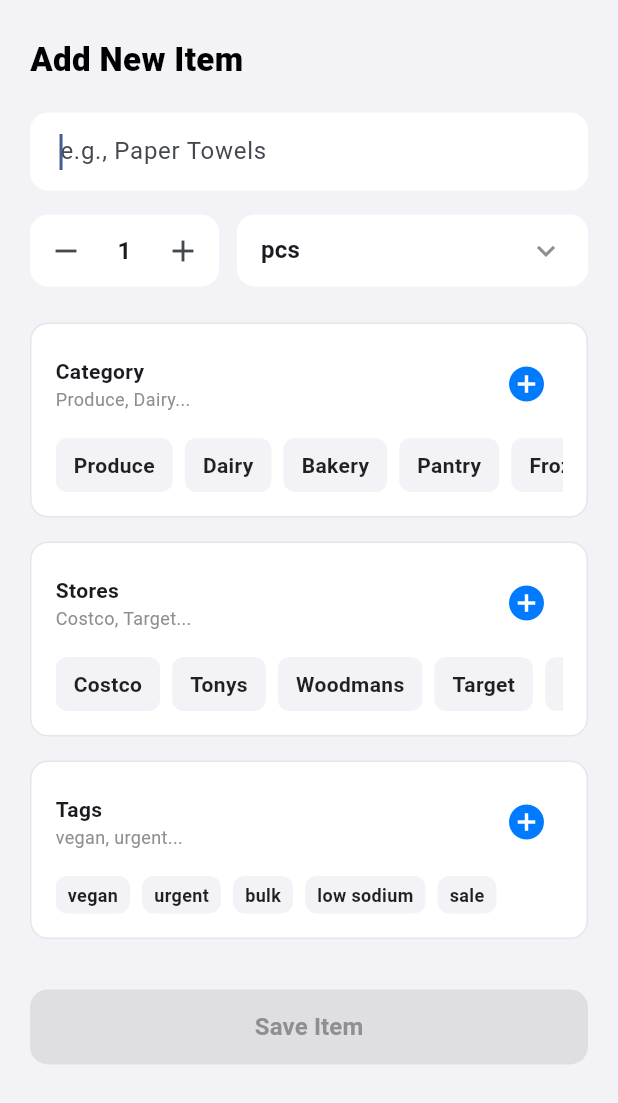
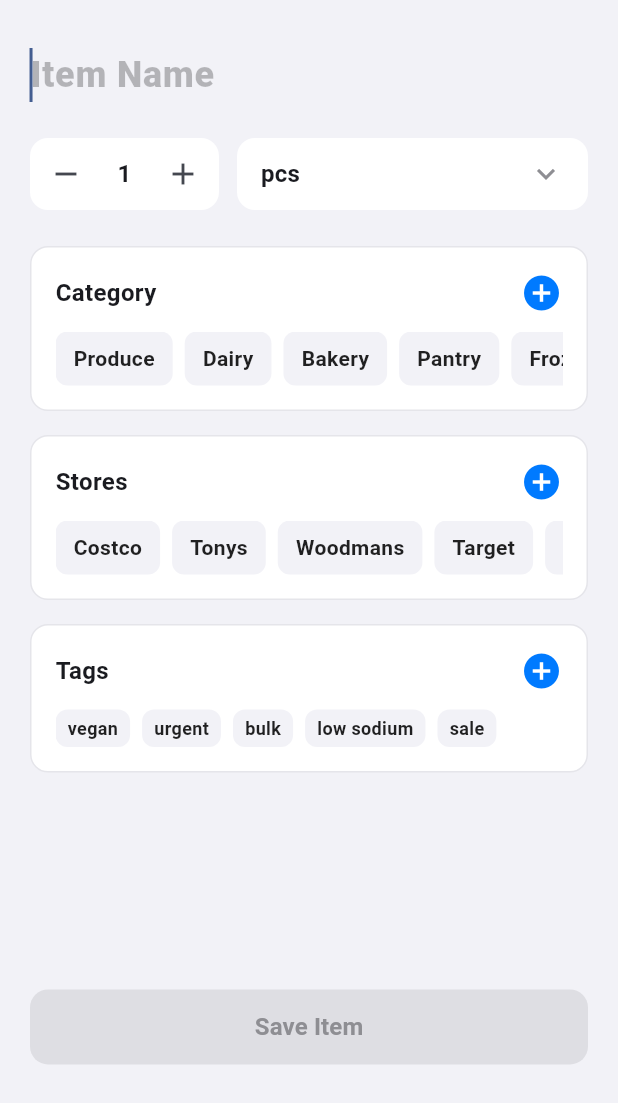
Before and after one commit to rekhadugar/superpowerfullistapp, a Flutter app: the ItemFormModal widget shown alone on an empty page, opened directly with empty values, on a phone screen of 412 x 824 dp. Shown: the top 1103 px of the screen. Run offline on Flutter 3.47's test engine with Material 3 defaults, Android fonts, the phone set to English and light mode, and no system bars; our stand-ins replace cloud_firestore, firebase_core, flutter_slidable; accounts and stored records are empty.

Commit message:
style(ux): update item form modal header alignment and placeholder text
- Changed main name TextField alignment from center to left-aligned.
- Updated placeholder text to a universal "Item Name".
- Ensured cursor and text positioning align flush with the rest of the form elements.

```diff
--- a/lib/components/item_form_modal.dart
+++ b/lib/components/item_form_modal.dart
@@ -1,5 +1,5 @@
 import 'package:flutter/material.dart';
-import 'package:flutter/rendering.dart'; // Required for ScrollDirection
+import 'package:flutter/rendering.dart';
 import 'package:provider/provider.dart';
 import '../models/list_item.dart';
 import '../services/list_provider.dart';
@@ -135,19 +135,10 @@ class _ItemFormModalState extends State<ItemFormModal> {
         mainAxisSize: MainAxisSize.min,
         crossAxisAlignment: CrossAxisAlignment.start,
         children: [
-          Text(
-            isEditMode ? 'Edit Item' : 'Add New Item',
-            style: const TextStyle(fontSize: 22, fontWeight: FontWeight.w800, color: Colors.black),
-          ),
-          const SizedBox(height: 20),
-
           Expanded(
             child: NotificationListener<UserScrollNotification>(
               onNotification: (UserScrollNotification notification) {
                 if (_activeEngine != null) {
-                  // NATIVE UX FIX: Only dismiss the keyboard when pulling DOWN (reverse).
-                  // Pushing UP (forward) keeps the keyboard open so the user can scroll
-                  // into the runway and reach lower elements without the UI glitching.
                   if (notification.direction == ScrollDirection.reverse) {
                     FocusManager.instance.primaryFocus?.unfocus();
                     setState(() => _activeEngine = null);
@@ -160,21 +151,26 @@ class _ItemFormModalState extends State<ItemFormModal> {
                 child: Column(
                   crossAxisAlignment: CrossAxisAlignment.start,
                   children: [
+
                     TextField(
                       controller: _nameController,
                       autofocus: !isEditMode,
                       textInputAction: TextInputAction.next,
+                      // CHANGED: Left-aligned text and cursor
+                      textAlign: TextAlign.left,
+                      style: const TextStyle(fontSize: 24, fontWeight: FontWeight.w800, color: Colors.black),
                       onTap: () {
                         if (_activeEngine != null) {
                           setState(() => _activeEngine = null);
                         }
                       },
-                      decoration: InputDecoration(
-                        hintText: 'e.g., Paper Towels',
-                        filled: true,
-                        fillColor: AppTheme.surface,
-                        border: OutlineInputBorder(borderRadius: BorderRadius.circular(12), borderSide: BorderSide.none),
-                        contentPadding: const EdgeInsets.symmetric(horizontal: 16, vertical: 14),
+                      // CHANGED: Updated hintText and made the decoration const for performance
+                      decoration: const InputDecoration(
+                        hintText: 'Item Name',
+                        hintStyle: TextStyle(color: Colors.black26),
+                        filled: false,
+                        border: InputBorder.none,
+                        contentPadding: EdgeInsets.symmetric(vertical: 8),
                       ),
                     ),
                     const SizedBox(height: 16),
@@ -231,7 +227,6 @@ class _ItemFormModalState extends State<ItemFormModal> {
 
                     TokenSearchEngine(
                       title: 'Category',
-                      subtitle: 'Produce, Dairy...',
                       isMultiSelect: false,
                       knownTokens: const ['Produce', 'Dairy', 'Bakery', 'Pantry', 'Frozen', 'Tools', 'Fasteners', 'Kids'],
                       initialSelected: _selectedCategory != 'Uncategorized' ? [_selectedCategory] : [],
@@ -243,7 +238,6 @@ class _ItemFormModalState extends State<ItemFormModal> {
 
                     TokenSearchEngine(
                       title: 'Stores',
-                      subtitle: 'Costco, Target...',
                       isMultiSelect: true,
                       knownTokens: const ['Costco', 'Tonys', 'Woodmans', 'Target', 'Home Depot', 'Walgreens'],
                       initialSelected: _selectedLocations.where((loc) => loc != 'Anywhere').toList(),
@@ -255,7 +249,6 @@ class _ItemFormModalState extends State<ItemFormModal> {
 
                     TokenSearchEngine(
                       title: 'Tags',
-                      subtitle: 'vegan, urgent...',
                       isMultiSelect: true, forceLowercase: true, smallPills: true,
                       knownTokens: const ['vegan', 'urgent', 'bulk', 'low sodium', 'sale'],
                       initialSelected: _selectedTags,
--- a/lib/components/token_search_engine.dart
+++ b/lib/components/token_search_engine.dart
@@ -3,7 +3,6 @@ import '../theme/app_theme.dart';
 
 class TokenSearchEngine extends StatefulWidget {
   final String title;
-  final String subtitle;
   final bool isMultiSelect;
   final bool forceLowercase;
   final bool smallPills;
@@ -16,7 +15,6 @@ class TokenSearchEngine extends StatefulWidget {
 
   const TokenSearchEngine({
     required this.title,
-    required this.subtitle,
     required this.isMultiSelect,
     this.forceLowercase = false,
     this.smallPills = false,
@@ -51,10 +49,6 @@ class _TokenSearchEngineState extends State<TokenSearchEngine> {
       });
     });
 
-    // THE FIX: Centralized Focus Listener
-    // We bind the scroll math directly to the focus state instead of a tap gesture.
-    // Whether triggered by the '+' button or a manual tap after swiping down,
-    // this guarantees the scroll always fires when the keyboard is summoned.
     _focusNode.addListener(() {
       if (_focusNode.hasFocus) {
         Future.delayed(const Duration(milliseconds: 500), () {
@@ -76,7 +70,6 @@ class _TokenSearchEngineState extends State<TokenSearchEngine> {
     super.didUpdateWidget(oldWidget);
 
     if (widget.isExpanded && !oldWidget.isExpanded) {
-      // Just request focus. The listener in initState handles the scrolling automatically!
       WidgetsBinding.instance.addPostFrameCallback((_) {
         if (mounted) {
           _focusNode.requestFocus();
@@ -175,42 +168,41 @@ class _TokenSearchEngineState extends State<TokenSearchEngine> {
         border: Border.all(color: widget.isExpanded ? AppTheme.primary : AppTheme.border),
         borderRadius: BorderRadius.circular(12),
       ),
-      child: AnimatedCrossFade(
+      child: Column(
+        crossAxisAlignment: CrossAxisAlignment.start,
+        children: [
+          GestureDetector(
+            behavior: HitTestBehavior.opaque,
+            onTap: () => widget.onToggle(!widget.isExpanded),
+            child: Row(
+              mainAxisAlignment: MainAxisAlignment.spaceBetween,
+              children: [
+                Text(widget.title, style: const TextStyle(fontSize: 16, fontWeight: FontWeight.w700)),
+                Icon(
+                    widget.isExpanded ? Icons.remove_circle_outline : Icons.add_circle,
+                    color: AppTheme.primary,
+                    size: 28
+                ),
+              ],
+            ),
+          ),
+
+          AnimatedCrossFade(
             duration: const Duration(milliseconds: 200),
             crossFadeState: widget.isExpanded ? CrossFadeState.showSecond : CrossFadeState.showFirst,
 
-        firstChild: Column(
-          crossAxisAlignment: CrossAxisAlignment.start,
-          children: [
-            Row(
-              mainAxisAlignment: MainAxisAlignment.spaceBetween,
-              children: [
-                Column(
-                  crossAxisAlignment: CrossAxisAlignment.start,
-                  children: [
-                    Text(widget.title, style: const TextStyle(fontSize: 14, fontWeight: FontWeight.w700)),
-                    if (_selectedTokens.isEmpty) Text(widget.subtitle, style: const TextStyle(fontSize: 12, color: AppTheme.textSecondary)),
-                  ],
-                ),
-                IconButton(
-                  icon: const Icon(Icons.add_circle, color: AppTheme.primary, size: 28),
-                  padding: EdgeInsets.zero, constraints: const BoxConstraints(),
-                  onPressed: () => widget.onToggle(true),
-                ),
-              ],
-            ),
-            Builder(builder: (context) {
+            // MINIMIZED STATE
+            firstChild: Builder(builder: (context) {
               final displayList = [
                 ..._selectedTokens,
                 ...widget.knownTokens.where((t) => !_selectedTokens.contains(t)),
               ];
 
-              if (displayList.isEmpty) return const SizedBox();
+              if (displayList.isEmpty) return const SizedBox(width: double.infinity, height: 0);
 
-              return Column(
-                children: [
-                  const SizedBox(height: 12),
-                  SingleChildScrollView(
+              return Padding(
+                padding: const EdgeInsets.only(top: 12.0),
+                child: SingleChildScrollView(
                   scrollDirection: Axis.horizontal,
                   child: Row(
                     children: displayList.map((t) => Padding(
@@ -219,13 +211,13 @@ class _TokenSearchEngineState extends State<TokenSearchEngine> {
                     )).toList(),
                   ),
                 ),
-                ],
               );
             }),
-          ],
-        ),
 
-        secondChild: Column(
+            // EXPANDED STATE
+            secondChild: Padding(
+              padding: const EdgeInsets.only(top: 12.0),
+              child: Column(
                 crossAxisAlignment: CrossAxisAlignment.start,
                 children: [
                   TextField(
@@ -233,7 +225,6 @@ class _TokenSearchEngineState extends State<TokenSearchEngine> {
                     focusNode: _focusNode,
                     textInputAction: TextInputAction.done,
                     onSubmitted: (_) => _handleDone(),
-              // NO onTap REQUIRED HERE ANYMORE
                     decoration: InputDecoration(
                         hintText: 'Search or add ${widget.title.toLowerCase()}...',
                         isDense: true,
@@ -243,10 +234,21 @@ class _TokenSearchEngineState extends State<TokenSearchEngine> {
                   const Divider(height: 24),
 
                   Builder(builder: (context) {
-              final matches = widget.knownTokens
+                    // 1. Get known tokens that match the query
+                    final knownMatches = widget.knownTokens
                         .where((t) => t.toLowerCase().contains(_currentQuery.toLowerCase()))
                         .toList();
 
+                    // 2. THE FIX: Combine matching known tokens WITH all custom selected tokens
+                    // Using a Set prevents duplicates in case a known token is also selected
+                    final Set<String> displaySet = {
+                      ..._selectedTokens,
+                      ...knownMatches,
+                    };
+
+                    final matches = displaySet.toList();
+
+                    // 3. Sort so selected items (both custom and known) always float to the front
                     matches.sort((a, b) {
                       final aSelected = _selectedTokens.contains(a);
                       final bSelected = _selectedTokens.contains(b);
@@ -255,7 +257,8 @@ class _TokenSearchEngineState extends State<TokenSearchEngine> {
                       return 0;
                     });
 
-              final exactMatchExists = widget.knownTokens.any((t) => t.toLowerCase() == _currentQuery.toLowerCase());
+                    // 4. Exact match check against the combined set
+                    final exactMatchExists = displaySet.any((t) => t.toLowerCase() == _currentQuery.toLowerCase());
 
                     return Wrap(
                       spacing: 8, runSpacing: 8,
@@ -270,6 +273,9 @@ class _TokenSearchEngineState extends State<TokenSearchEngine> {
                 ],
               ),
             ),
+          ),
+        ],
+      ),
     );
   }
 }
```
Lines whose indentation alone changed are shown as unchanged.
